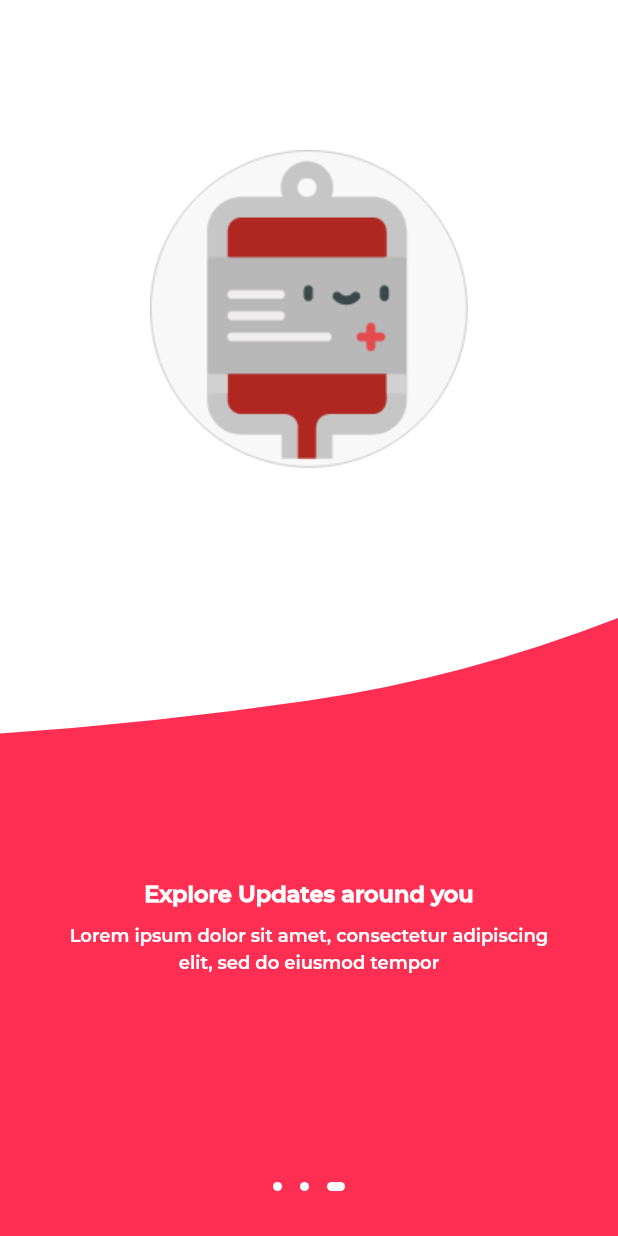
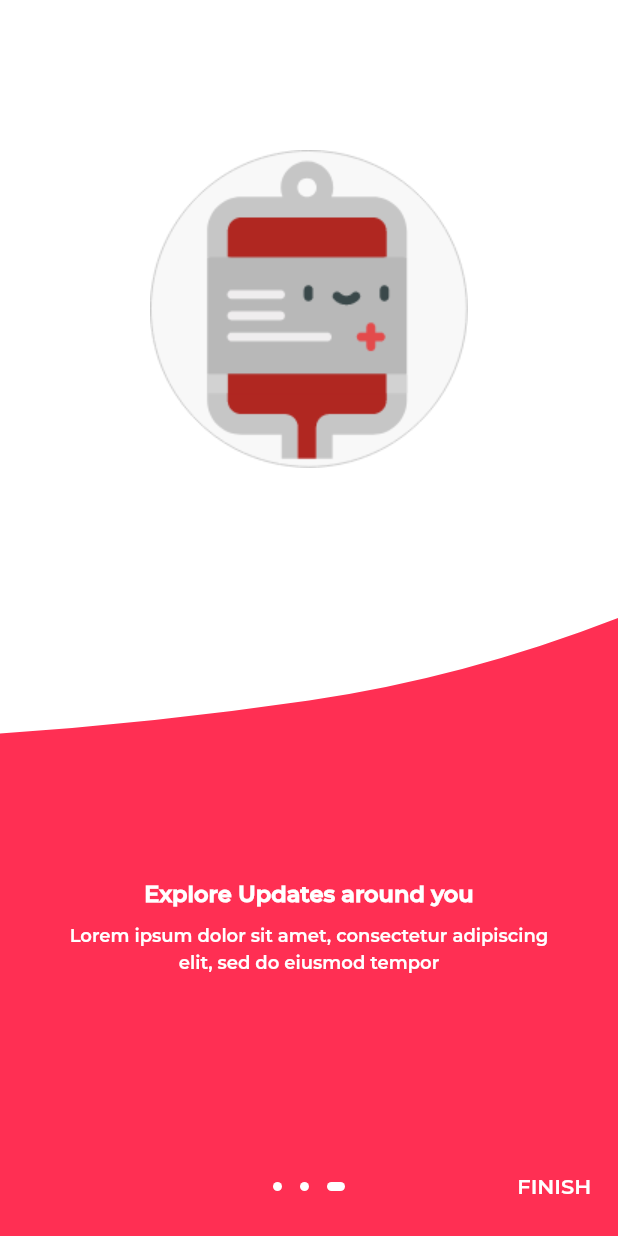
Before and after one commit to mohamedamara/blood_donation_app, a Flutter app: the screen it shows after launch, swiped to page 3, on a phone screen of 412 x 824 dp. Run offline on Flutter 3.47's test engine with Material 2 defaults, Android fonts, the phone set to English and light mode, and no system bars; project files that could hold a hidden picture were left out.

Commit message:
Add finish button

```diff
--- a/lib/screens/intro_screen_carousel.dart
+++ b/lib/screens/intro_screen_carousel.dart
@@ -1,5 +1,5 @@
-import 'package:blood_donation_app/widgets/intro_screen_dots.dart';
 import 'package:flutter/material.dart';
+import '../widgets/intro_screen_dots.dart';
 import '../models/intro_screen_model.dart';
 import '../widgets/intro_screen_item.dart';
 
@@ -44,7 +44,36 @@ class _IntroScreenCarouselState extends State<IntroScreenCarousel> {
                     IntroScreenDots(false)
               ],
             ),
-          )
+          ),
+          if ((_currentPage + 1) == introScreenList.length)
+            Align(
+              alignment: Alignment.bottomRight,
+              child: Container(
+                margin: const EdgeInsets.only(bottom: 16),
+                height: 35,
+                width: 85,
+                child: FlatButton(
+                  onPressed: () {
+                    Navigator.pushReplacement(
+                      context,
+                      MaterialPageRoute(
+                        builder: (context) => IntroScreenCarousel(),
+                      ),
+                    );
+                  },
+                  child: Center(
+                    child: Text(
+                      "FINISH",
+                      style: TextStyle(
+                        color: Colors.white,
+                        fontFamily: "Montserrat",
+                        fontWeight: FontWeight.w600,
+                      ),
+                    ),
+                  ),
+                ),
+              ),
+            ),
         ],
       ),
     );
--- a/lib/screens/splash_screen.dart
+++ b/lib/screens/splash_screen.dart
@@ -9,12 +9,11 @@ class SplashScreen extends StatefulWidget {
 }
 
 class _SplashScreenState extends State<SplashScreen> {
-
   @override
   void initState() {
     super.initState();
     Timer(Duration(seconds: 3), () {
-      Navigator. pushReplacement(
+      Navigator.pushReplacement(
         context,
         MaterialPageRoute(
           builder: (context) => IntroScreenCarousel(),
@@ -65,7 +64,8 @@ class _SplashScreenState extends State<SplashScreen> {
                 ),
               ),
             ],
-            )),
+          ),
+        ),
       ),
     );
   }
```
Also changed, not shown: lib/screens/login_screen.dart (added). Lines whose indentation alone changed are shown as unchanged.
